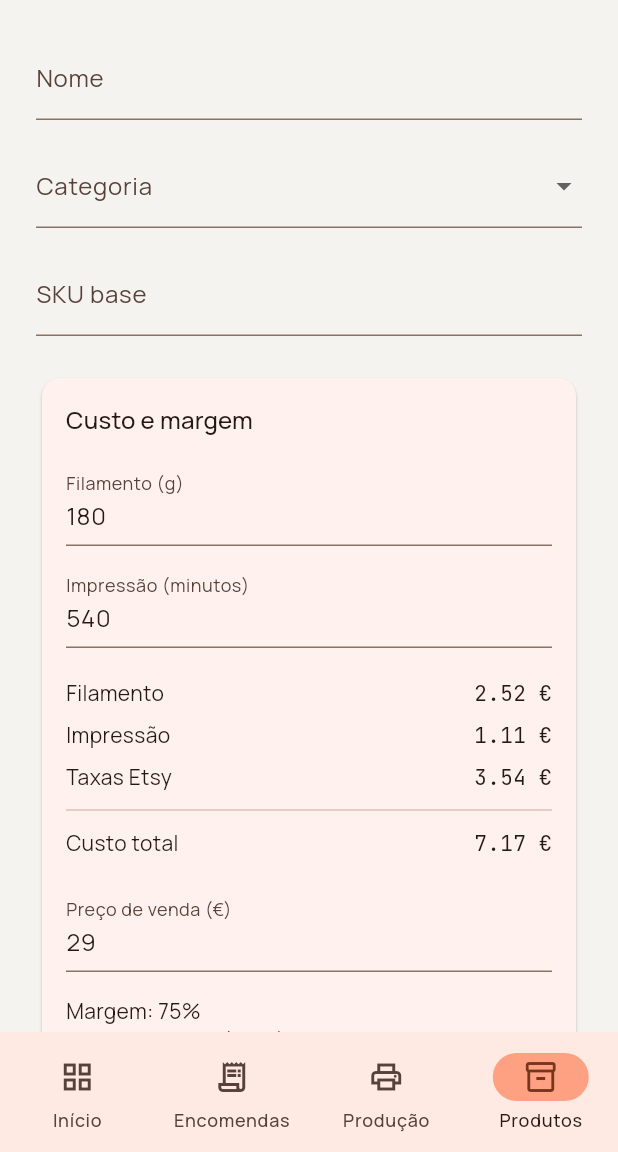
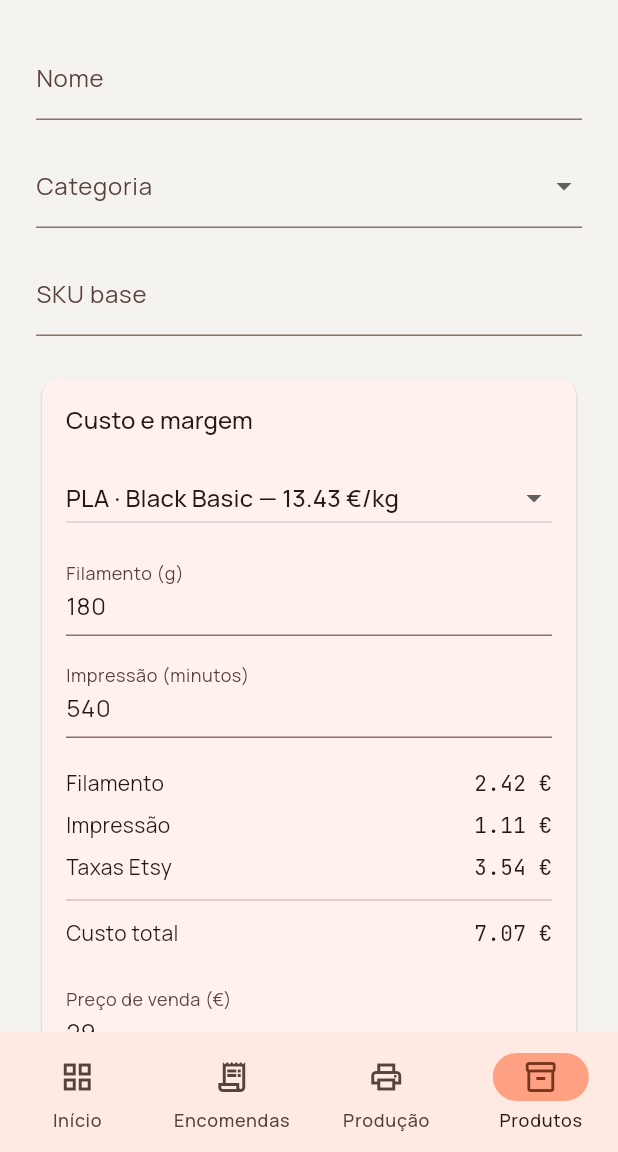
Before and after one commit to rsflecha/cubico_backoffice, a Flutter app: the ProductFormScreen screen opened by its route, on a phone screen of 412 x 824 dp, the part 84-1236 px from its top. Run offline on Flutter 3.47's test engine with Material 3 defaults, Android fonts, the phone set to English and light mode, and no system bars; our stand-ins replace flutter_riverpod, freezed_annotation, go_router, google_fonts, material_ui.

Commit message:
Fatia 4: escolher filamento no cartão de custo

```diff
--- /dev/null
+++ b/app/lib/features/costs/domain/filament_repository.dart
@@ -0,0 +1,6 @@
+import 'filament.dart';
+
+abstract interface class FilamentRepository {
+  Future<List<Filament>> fetchAll();
+
+}
--- /dev/null
+++ b/app/lib/features/costs/presentation/costs_providers.dart
@@ -0,0 +1,15 @@
+import 'package:cubico_backoffice/features/costs/data/demo_filament_repository.dart';
+import 'package:cubico_backoffice/features/costs/domain/filament.dart';
+import 'package:cubico_backoffice/features/costs/domain/filament_repository.dart';
+import 'package:flutter_riverpod/flutter_riverpod.dart';
+
+/// Placa 1: qual é o repositório dos filamentos.
+final filamentRepositoryProvider = Provider<FilamentRepository>((ref) {
+  return DemoFilamentRepository();
+});
+
+/// Placa 2: a lista de filamentos, vinda do repositório.
+final filamentsProvider = FutureProvider<List<Filament>>((ref) {
+  final repository = ref.watch(filamentRepositoryProvider);
+  return repository.fetchAll();
+});
--- a/app/lib/features/products/presentation/widgets/cost_card.dart
+++ b/app/lib/features/products/presentation/widgets/cost_card.dart
@@ -2,27 +2,21 @@ import 'package:cubico_backoffice/app/theme.dart';
 import 'package:cubico_backoffice/features/costs/domain/cost_calculator.dart';
 import 'package:cubico_backoffice/features/costs/domain/filament.dart';
 import 'package:material_ui/material_ui.dart';
+import 'package:cubico_backoffice/features/costs/presentation/costs_providers.dart';
+import 'package:flutter_riverpod/flutter_riverpod.dart';
 
-class CostCard extends StatefulWidget {
+class CostCard extends ConsumerStatefulWidget {
   const CostCard({super.key});
 
   @override
-  State<CostCard> createState() => _CostCardState();
+  ConsumerState<CostCard> createState() => _CostCardState();
 }
 
-class _CostCardState extends State<CostCard> {
+class _CostCardState extends ConsumerState<CostCard> {
   static const _calc = CostCalculator();
 
   // Valores fixos, só por agora: vão passar a vir de "Custos e preços".
-  static const _filament = Filament(
-    id: 1,
-    material: "PLA",
-    colorName: "Preto mate",
-    listPrice: 16.99,
-    paidPrice: 13.99,
-    shippingCost: 0,
-    spoolsInOrder: 1,
-  );
+  int? _filamentId;
 
   final _gramsController = TextEditingController(text: "180");
   final _minutesController = TextEditingController(text: "540");
@@ -43,13 +37,20 @@ class _CostCardState extends State<CostCard> {
 
   @override
   Widget build(BuildContext context) {
+
+    final filaments = ref.watch(filamentsProvider).value ?? [];
+    final filament = filaments.where((f) => f.id == _filamentId).firstOrNull
+        ?? filaments.firstOrNull;
+
     // 1. ler o que está escrito
     final grams = _read(_gramsController);
     final minutes = _read(_minutesController);
     final price = _read(_priceController);
 
     // 2. fazer as contas (sempre de novo, a cada desenho)
-    final filamentCost = _calc.filamentCost(grams: grams, filament: _filament);
+    final filamentCost = filament == null
+        ? 0.0
+        : _calc.filamentCost(grams: grams, filament: filament);
     final perHour = _calc.printerCostPerHour(
       powerW: 95,
       kwhPrice: 0.21,
@@ -86,6 +87,23 @@ class _CostCardState extends State<CostCard> {
           children: [
             Text("Custo e margem", style: Theme.of(context).textTheme.titleMedium),
             const SizedBox(height: 16),
+            DropdownButton<int>(
+              value: filament?.id,
+              isExpanded: true,
+              hint: const Text("A carregar filamentos…"),
+              items: [
+                for (final f in filaments)
+                  DropdownMenuItem(
+                    value: f.id,
+                    child: Text(
+                      "${f.material} · ${f.colorName} — "
+                          "${_calc.filamentPricePerKg(f).toStringAsFixed(2)} €/kg",
+                    ),
+                  ),
+              ],
+              onChanged: (id) => setState(() => _filamentId = id),
+            ),
+            const SizedBox(height: 12),
             TextField(
               controller: _gramsController,
               decoration: const InputDecoration(labelText: "Filamento (g)"),
```
Also changed, not shown: app/lib/features/costs/data/demo_filament_repository.dart (added, +39 -0 lines).
